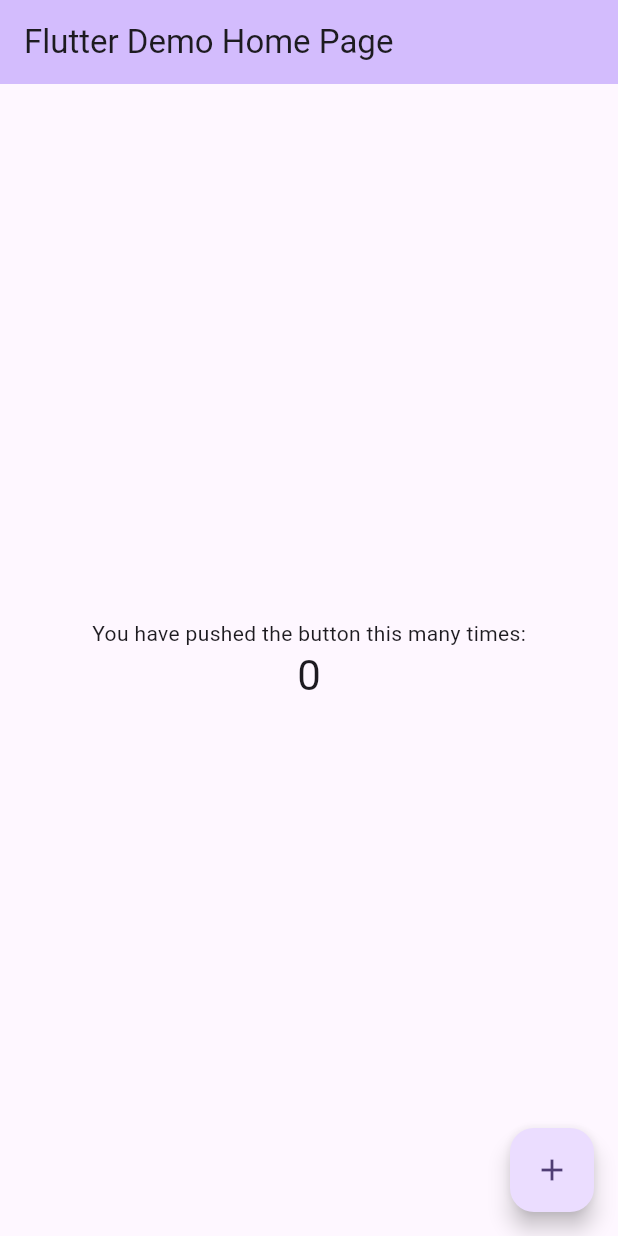
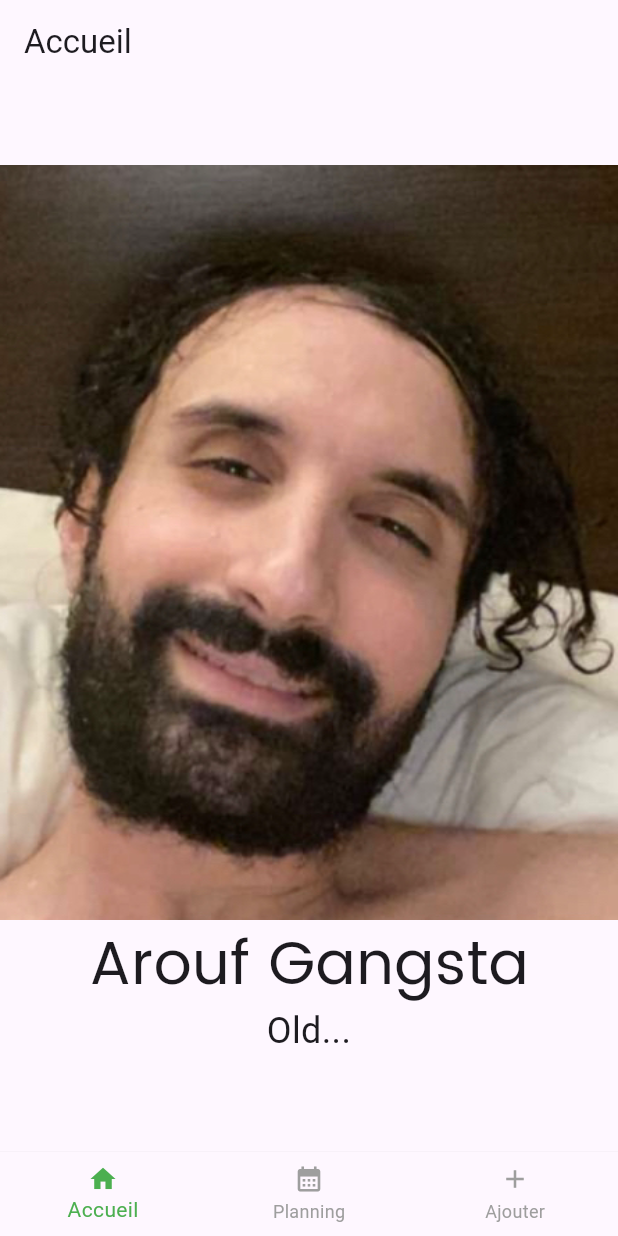
Before and after one commit to Bechamelloww/BabX, a Flutter app: the screen it shows after launch, on a phone screen of 412 x 824 dp. Run offline on Flutter 3.47's test engine with Material 3 defaults, Android fonts, the phone set to English and light mode, and no system bars; our stand-ins replace date_field.

Commit message:
Premier commit

```diff
--- a/lib/main.dart
+++ b/lib/main.dart
@@ -1,125 +1,70 @@
 import 'package:flutter/material.dart';
+import 'package:recipx/pages/EventPage.dart';
+import 'package:recipx/pages/HomePage.dart';
+import 'package:recipx/pages/addEventPage.dart';
 
 void main() {
   runApp(const MyApp());
 }
 
-class MyApp extends StatelessWidget {
+class MyApp extends StatefulWidget {
   const MyApp({super.key});
 
-  // This widget is the root of your application.
+  @override
+  State<MyApp> createState() => _MyAppState();
+}
+
+class _MyAppState extends State<MyApp> {
+
+  int _currentIndex = 0;
+
+  setCurrentIndex(int index) {
+    setState(() {
+      _currentIndex = index;
+    });
+  }
+
+
   @override
   Widget build(BuildContext context) {
     return MaterialApp(
-      title: 'Flutter Demo',
-      theme: ThemeData(
-        // This is the theme of your application.
-        //
-        // TRY THIS: Try running your application with "flutter run". You'll see
-        // the application has a purple toolbar. Then, without quitting the app,
-        // try changing the seedColor in the colorScheme below to Colors.green
-        // and then invoke "hot reload" (save your changes or press the "hot
-        // reload" button in a Flutter-supported IDE, or press "r" if you used
-        // the command line to start the app).
-        //
-        // Notice that the counter didn't reset back to zero; the application
-        // state is not lost during the reload. To reset the state, use hot
-        // restart instead.
-        //
-        // This works for code too, not just values: Most code changes can be
-        // tested with just a hot reload.
-        colorScheme: ColorScheme.fromSeed(seedColor: Colors.deepPurple),
-        useMaterial3: true,
-      ),
-      home: const MyHomePage(title: 'Flutter Demo Home Page'),
-    );
-  }
-}
-
-class MyHomePage extends StatefulWidget {
-  const MyHomePage({super.key, required this.title});
-
-  // This widget is the home page of your application. It is stateful, meaning
-  // that it has a State object (defined below) that contains fields that affect
-  // how it looks.
-
-  // This class is the configuration for the state. It holds the values (in this
-  // case the title) provided by the parent (in this case the App widget) and
-  // used by the build method of the State. Fields in a Widget subclass are
-  // always marked "final".
-
-  final String title;
-
-  @override
-  State<MyHomePage> createState() => _MyHomePageState();
-}
-
-class _MyHomePageState extends State<MyHomePage> {
-  int _counter = 0;
-
-  void _incrementCounter() {
-    setState(() {
-      // This call to setState tells the Flutter framework that something has
-      // changed in this State, which causes it to rerun the build method below
-      // so that the display can reflect the updated values. If we changed
-      // _counter without calling setState(), then the build method would not be
-      // called again, and so nothing would appear to happen.
-      _counter++;
-    });
-  }
-
-  @override
-  Widget build(BuildContext context) {
-    // This method is rerun every time setState is called, for instance as done
-    // by the _incrementCounter method above.
-    //
-    // The Flutter framework has been optimized to make rerunning build methods
-    // fast, so that you can just rebuild anything that needs updating rather
-    // than having to individually change instances of widgets.
-    return Scaffold(
-      appBar: AppBar(
-        // TRY THIS: Try changing the color here to a specific color (to
-        // Colors.amber, perhaps?) and trigger a hot reload to see the AppBar
-        // change color while the other colors stay the same.
-        backgroundColor: Theme.of(context).colorScheme.inversePrimary,
-        // Here we take the value from the MyHomePage object that was created by
-        // the App.build method, and use it to set our appbar title.
-        title: Text(widget.title),
-      ),
-      body: Center(
-        // Center is a layout widget. It takes a single child and positions it
-        // in the middle of the parent.
-        child: Column(
-          // Column is also a layout widget. It takes a list of children and
-          // arranges them vertically. By default, it sizes itself to fit its
-          // children horizontally, and tries to be as tall as its parent.
-          //
-          // Column has various properties to control how it sizes itself and
-          // how it positions its children. Here we use mainAxisAlignment to
-          // center the children vertically; the main axis here is the vertical
-          // axis because Columns are vertical (the cross axis would be
-          // horizontal).
-          //
-          // TRY THIS: Invoke "debug painting" (choose the "Toggle Debug Paint"
-          // action in the IDE, or press "p" in the console), to see the
-          // wireframe for each widget.
-          mainAxisAlignment: MainAxisAlignment.center,
-          children: <Widget>[
-            const Text(
-              'You have pushed the button this many times:',
+      home: Scaffold(
+        appBar: AppBar(
+          title: [
+            Text("Accueil"),
+            Text("Planning"),
+            Text("Ajouter")
+          ][_currentIndex],
+        ),
+        body: [
+          HomePage(),
+          EventPage(),
+          AddEventPage()
+        ][_currentIndex],
+        bottomNavigationBar: BottomNavigationBar(
+          type: BottomNavigationBarType.fixed,
+          currentIndex: _currentIndex,
+          onTap: (index) => setCurrentIndex(index),
+          selectedItemColor: Colors.green,
+          unselectedItemColor: Colors.grey,
+          iconSize: 20,
+          elevation: 1,
+          items: const [
+            BottomNavigationBarItem(
+                icon: Icon(Icons.home),
+                label: 'Accueil'
             ),
-            Text(
-              '$_counter',
-              style: Theme.of(context).textTheme.headlineMedium,
+            BottomNavigationBarItem(
+                icon: Icon(Icons.calendar_month),
+                label: 'Planning'
+            ),
+            BottomNavigationBarItem(
+                icon: Icon(Icons.add),
+                label: 'Ajouter'
             ),
           ],
         ),
       ),
-      floatingActionButton: FloatingActionButton(
-        onPressed: _incrementCounter,
-        tooltip: 'Increment',
-        child: const Icon(Icons.add),
-      ), // This trailing comma makes auto-formatting nicer for build methods.
     );
   }
 }
--- /dev/null
+++ b/lib/pages/HomePage.dart
@@ -0,0 +1,35 @@
+import 'package:flutter/material.dart';
+
+import 'EventPage.dart';
+
+class HomePage extends StatelessWidget {
+  const HomePage({
+    super.key,
+  });
+
+  @override
+  Widget build(BuildContext context) {
+    return Center(
+      child: Column(
+        mainAxisAlignment: MainAxisAlignment.center,
+        children: [
+          Image.asset("assets/images/aroufe0.png",
+          ),
+          const Text("Arouf Gangsta",
+            style: TextStyle(
+                fontSize: 40,
+                fontFamily: 'Poppins'
+            ),
+          ),
+          const Text("Old...",
+            style: TextStyle(
+              fontSize: 24,
+            ),
+            textAlign: TextAlign.center,
+          ),
+          const Padding(padding: EdgeInsets.only(top: 10)),
+        ],
+      ),
+    );
+  }
+}
```
Also changed, not shown: lib/pages/EventPage.dart (added, +57 -0 lines), lib/pages/addEventPage.dart (added, +129 -0 lines).
